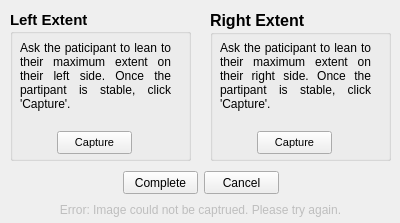
Old version of the form calibraterotation.ui in the repository rkovessy/VeWalker.
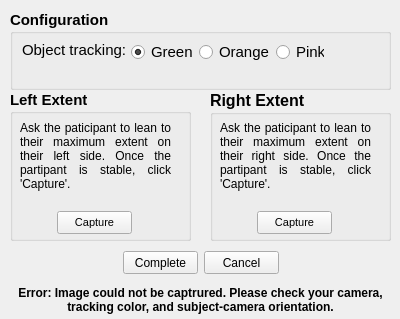
New version of the form.

The edit to the form file:
```diff
--- a/calibraterotation.ui
+++ b/calibraterotation.ui
@@ -7,7 +7,7 @@
     <x>0</x>
     <y>0</y>
     <width>400</width>
-    <height>223</height>
+    <height>319</height>
    </rect>
   </property>
   <property name="windowTitle">
@@ -17,7 +17,7 @@
    <property name="geometry">
     <rect>
      <x>10</x>
-     <y>10</y>
+     <y>90</y>
      <width>181</width>
      <height>151</height>
     </rect>
@@ -83,7 +83,7 @@
    <property name="geometry">
     <rect>
      <x>210</x>
-     <y>10</y>
+     <y>90</y>
      <width>181</width>
      <height>151</height>
     </rect>
@@ -149,7 +149,7 @@
    <property name="geometry">
     <rect>
      <x>123</x>
-     <y>171</y>
+     <y>251</y>
      <width>75</width>
      <height>23</height>
     </rect>
@@ -162,7 +162,7 @@
    <property name="geometry">
     <rect>
      <x>204</x>
-     <y>171</y>
+     <y>251</y>
      <width>75</width>
      <height>23</height>
     </rect>
@@ -173,22 +173,167 @@
   </widget>
   <widget class="QLabel" name="captureError">
    <property name="enabled">
-    <bool>false</bool>
+    <bool>true</bool>
    </property>
    <property name="geometry">
     <rect>
      <x>5</x>
-     <y>200</y>
+     <y>280</y>
      <width>391</width>
-     <height>20</height>
+     <height>41</height>
     </rect>
    </property>
+   <property name="font">
+    <font>
+     <weight>75</weight>
+     <bold>true</bold>
+    </font>
+   </property>
    <property name="text">
-    <string>Error: Image could not be captrued. Please try again.</string>
+    <string>Error: Image could not be captrured. Please check your camera, tracking color, and subject-camera orientation.</string>
+   </property>
+   <property name="textFormat">
+    <enum>Qt::RichText</enum>
    </property>
    <property name="alignment">
     <set>Qt::AlignCenter</set>
    </property>
+   <property name="wordWrap">
+    <bool>true</bool>
+   </property>
+  </widget>
+  <widget class="QGroupBox" name="groupBox_3">
+   <property name="geometry">
+    <rect>
+     <x>10</x>
+     <y>10</y>
+     <width>381</width>
+     <height>80</height>
+    </rect>
+   </property>
+   <property name="font">
+    <font>
+     <pointsize>11</pointsize>
+     <weight>75</weight>
+     <bold>true</bold>
+    </font>
+   </property>
+   <property name="title">
+    <string>Configuration</string>
+   </property>
+   <widget class="QLabel" name="trackinglabel">
+    <property name="geometry">
+     <rect>
+      <x>12</x>
+      <y>31</y>
+      <width>103</width>
+      <height>18</height>
+     </rect>
+    </property>
+    <property name="font">
+     <font>
+      <pointsize>11</pointsize>
+      <weight>50</weight>
+      <bold>false</bold>
+     </font>
+    </property>
+    <property name="text">
+     <string>Object tracking:</string>
+    </property>
+   </widget>
+   <widget class="QRadioButton" name="neonGreen">
+    <property name="geometry">
+     <rect>
+      <x>121</x>
+      <y>31</y>
+      <width>62</width>
+      <height>22</height>
+     </rect>
+    </property>
+    <property name="sizePolicy">
+     <sizepolicy hsizetype="Fixed" vsizetype="Fixed">
+      <horstretch>0</horstretch>
+      <verstretch>0</verstretch>
+     </sizepolicy>
+    </property>
+    <property name="font">
+     <font>
+      <pointsize>11</pointsize>
+      <weight>50</weight>
+      <bold>false</bold>
+     </font>
+    </property>
+    <property name="text">
+     <string>Green</string>
+    </property>
+    <property name="checkable">
+     <bool>true</bool>
+    </property>
+    <property name="checked">
+     <bool>true</bool>
+    </property>
+    <property name="autoExclusive">
+     <bool>false</bool>
+    </property>
+   </widget>
+   <widget class="QRadioButton" name="neonPink">
+    <property name="geometry">
+     <rect>
+      <x>266</x>
+      <y>31</y>
+      <width>48</width>
+      <height>22</height>
+     </rect>
+    </property>
+    <property name="sizePolicy">
+     <sizepolicy hsizetype="Fixed" vsizetype="Fixed">
+      <horstretch>0</horstretch>
+      <verstretch>0</verstretch>
+     </sizepolicy>
+    </property>
+    <property name="font">
+     <font>
+      <pointsize>11</pointsize>
+      <weight>50</weight>
+      <bold>false</bold>
+     </font>
+    </property>
+    <property name="text">
+     <string>Pink</string>
+    </property>
+    <property name="autoExclusive">
+     <bool>false</bool>
+    </property>
+   </widget>
+   <widget class="QRadioButton" name="neonOrange">
+    <property name="geometry">
+     <rect>
+      <x>189</x>
+      <y>31</y>
+      <width>71</width>
+      <height>22</height>
+     </rect>
+    </property>
+    <property name="sizePolicy">
+     <sizepolicy hsizetype="Fixed" vsizetype="Fixed">
+      <horstretch>0</horstretch>
+      <verstretch>0</verstretch>
+     </sizepolicy>
+    </property>
+    <property name="font">
+     <font>
+      <pointsize>11</pointsize>
+      <weight>50</weight>
+      <bold>false</bold>
+     </font>
+    </property>
+    <property name="text">
+     <string>Orange</string>
+    </property>
+    <property name="autoExclusive">
+     <bool>false</bool>
+    </property>
+   </widget>
   </widget>
  </widget>
  <resources/>
```
